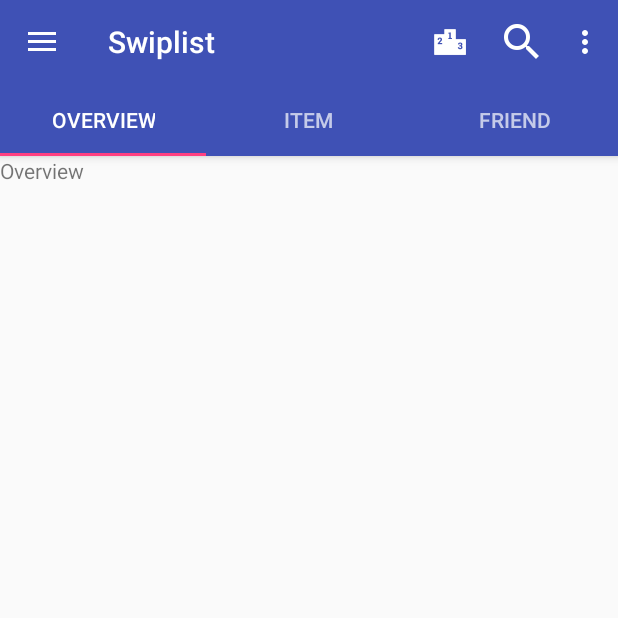
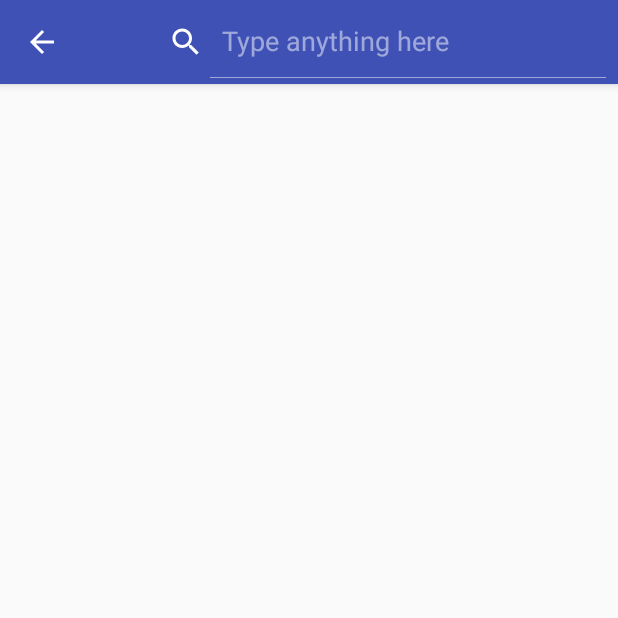
Before and after one commit to Swiplist/Swiplist-Android, an Android app: the MainActivity screen opened directly, with no data from a screen before it, after a tap on "Search", on a phone screen of 412 x 824 dp, the top half of it. Run offline under Robolectric (Android 15) with nearby library versions, the phone set to English and light mode, and no system bars.

Commit message:
Add search activity with simple listener

```diff
--- a/base/src/main/res/values/strings.xml
+++ b/base/src/main/res/values/strings.xml
@@ -2,4 +2,5 @@
     <string name="app_name">Swiplist</string>
     <string name="title_activity_login">Log in</string>
     <string name="title_activity_register">Register</string>
+    <string name="title_activity_search">Search</string>
 </resources>
--- a/feature/src/main/java/com/energy0124/swiplist/feature/MainActivity.kt
+++ b/feature/src/main/java/com/energy0124/swiplist/feature/MainActivity.kt
@@ -1,5 +1,6 @@
 package com.energy0124.swiplist.feature
 
+import android.content.Intent
 import android.os.Bundle
 import android.support.design.widget.NavigationView
 import android.support.v4.view.GravityCompat
@@ -73,6 +74,8 @@ class MainActivity : AppCompatActivity(), NavigationView.OnNavigationItemSelecte
             }
             R.id.action_search -> {
                 Toast.makeText(applicationContext, "Search", Toast.LENGTH_SHORT).show()
+                val intent = Intent(this, SearchActivity::class.java)
+                startActivity(intent)
                 return true
             }
             else -> return super.onOptionsItemSelected(item)
--- /dev/null
+++ b/feature/src/main/java/com/energy0124/swiplist/feature/SearchActivity.kt
@@ -0,0 +1,43 @@
+package com.energy0124.swiplist.feature
+
+import android.os.Bundle
+import android.support.v7.app.AppCompatActivity
+import android.view.Menu
+import android.widget.SearchView
+import android.widget.Toast
+
+class SearchActivity : AppCompatActivity() {
+
+    private lateinit var mSearchView: SearchView
+
+    override fun onCreate(savedInstanceState: Bundle?) {
+        super.onCreate(savedInstanceState)
+        setContentView(R.layout.activity_search)
+
+        supportActionBar?.setDisplayHomeAsUpEnabled(true)
+    }
+
+    override fun onCreateOptionsMenu(menu: Menu?): Boolean {
+        menuInflater.inflate(R.menu.search_app_bar_menu, menu)
+
+        mSearchView = menu?.findItem(R.id.app_bar_search)?.actionView as SearchView
+        mSearchView.setIconifiedByDefault(false)
+        mSearchView.queryHint = getString(R.string.search_hint)
+
+        mSearchView.setOnQueryTextListener(object : SearchView.OnQueryTextListener {
+
+            override fun onQueryTextChange(newText: String?): Boolean {
+                return false
+            }
+
+            override fun onQueryTextSubmit(query: String?): Boolean {
+                Toast.makeText(applicationContext, query, Toast.LENGTH_LONG).show()
+                // TODO: add search function on the query string
+
+                return false
+            }
+
+        })
+        return true
+    }
+}
--- /dev/null
+++ b/feature/src/main/res/layout/activity_search.xml
@@ -0,0 +1,15 @@
+<?xml version="1.0" encoding="utf-8"?>
+<android.support.constraint.ConstraintLayout xmlns:android="http://schemas.android.com/apk/res/android"
+    xmlns:app="http://schemas.android.com/apk/res-auto"
+    xmlns:tools="http://schemas.android.com/tools"
+    android:layout_width="match_parent"
+    android:layout_height="match_parent"
+    tools:context=".SearchActivity">
+
+    <ScrollView
+        android:id="@+id/search_scrollview"
+        android:layout_width="match_parent"
+        android:layout_height="match_parent">
+
+    </ScrollView>
+</android.support.constraint.ConstraintLayout>
--- /dev/null
+++ b/feature/src/main/res/menu/search_app_bar_menu.xml
@@ -0,0 +1,11 @@
+<?xml version="1.0" encoding="utf-8"?>
+<menu xmlns:android="http://schemas.android.com/apk/res/android"
+    xmlns:app="http://schemas.android.com/apk/res-auto">
+
+    <item
+        android:id="@+id/app_bar_search"
+        android:icon="@drawable/ic_action_search"
+        android:title="@string/action_search"
+        app:actionViewClass="android.widget.SearchView"
+        app:showAsAction="ifRoom"/>
+</menu>
--- a/feature/src/main/res/values/strings.xml
+++ b/feature/src/main/res/values/strings.xml
@@ -36,4 +36,7 @@
         completions."
     </string>
 
+    <!-- String related to search -->
+    <string name="search_hint">Type anything here</string>
+
 </resources>
```
Also changed, not shown: app/src/main/AndroidManifest.xml (+16 -0 lines), feature/src/main/AndroidManifest.xml (+16 -0 lines), feature/src/main/res/drawable/ic_search_black_24dp.xml (added, +9 -0 lines).
